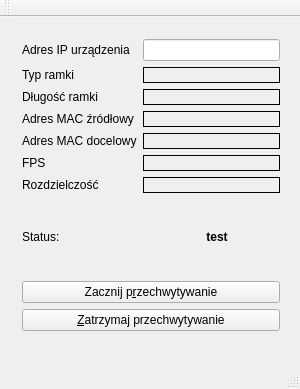
dejff/PD, file mainwindow.ui: the form before one commit.
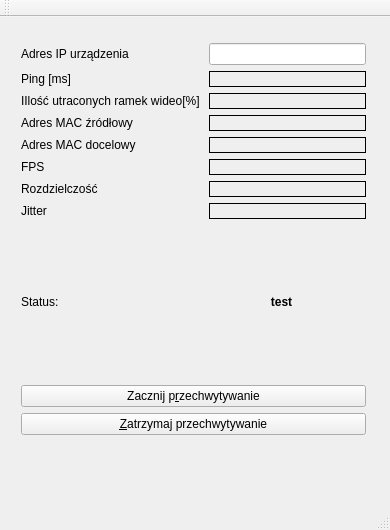
The form after the commit.

Commit message: Ping działa, do sprawdzenia i zronienia VLC, openCV i wysyłanie pakietów, opóźnienia

The edit to the form file:
```diff
--- a/mainwindow.ui
+++ b/mainwindow.ui
@@ -6,24 +6,24 @@
    <rect>
     <x>0</x>
     <y>0</y>
-    <width>300</width>
-    <height>389</height>
+    <width>390</width>
+    <height>530</height>
    </rect>
   </property>
   <property name="windowTitle">
    <string>MainWindow</string>
   </property>
   <widget class="QWidget" name="centralWidget">
-   <widget class="QWidget" name="layoutWidget">
+   <widget class="QWidget" name="">
     <property name="geometry">
      <rect>
-      <x>11</x>
-      <y>11</y>
-      <width>280</width>
-      <height>314</height>
+      <x>10</x>
+      <y>15</y>
+      <width>367</width>
+      <height>414</height>
      </rect>
     </property>
-    <layout class="QVBoxLayout" name="verticalLayout_2">
+    <layout class="QVBoxLayout" name="verticalLayout_3">
      <item>
       <layout class="QFormLayout" name="formLayout">
        <item row="0" column="0">
@@ -36,14 +36,14 @@
        <item row="0" column="1">
         <widget class="QLineEdit" name="ip_addr"/>
        </item>
-       <item row="2" column="0">
+       <item row="1" column="0">
         <widget class="QLabel" name="label_6">
          <property name="text">
-          <string>Typ ramki</string>
+          <string>Ping [ms]</string>
          </property>
         </widget>
        </item>
-       <item row="2" column="1">
+       <item row="1" column="1">
         <widget class="QLabel" name="eth_frame_type">
          <property name="styleSheet">
           <string notr="true">border: 1px solid</string>
@@ -53,14 +53,15 @@
          </property>
         </widget>
        </item>
-       <item row="4" column="0">
+       <item row="2" column="0">
         <widget class="QLabel" name="label_5">
          <property name="text">
-          <string>Długość ramki</string>
+          <string>&lt;html&gt;&lt;head/&gt;&lt;body&gt;&lt;p&gt;IIlość utraconych ramek wideo[%]
+&lt;/p&gt;&lt;/body&gt;&lt;/html&gt;</string>
          </property>
         </widget>
        </item>
-       <item row="4" column="1">
+       <item row="2" column="1">
         <widget class="QLabel" name="eth_frame_len">
          <property name="styleSheet">
           <string notr="true">border: 1px solid</string>
@@ -70,14 +71,14 @@
          </property>
         </widget>
        </item>
-       <item row="6" column="0">
+       <item row="3" column="0">
         <widget class="QLabel" name="label_4">
          <property name="text">
           <string>Adres MAC źródłowy</string>
          </property>
         </widget>
        </item>
-       <item row="6" column="1">
+       <item row="3" column="1">
         <widget class="QLabel" name="mac_src">
          <property name="styleSheet">
           <string notr="true">border: 1px solid</string>
@@ -87,14 +88,14 @@
          </property>
         </widget>
        </item>
-       <item row="8" column="0">
+       <item row="4" column="0">
         <widget class="QLabel" name="label_7">
          <property name="text">
           <string>Adres MAC docelowy</string>
          </property>
         </widget>
        </item>
-       <item row="8" column="1">
+       <item row="4" column="1">
         <widget class="QLabel" name="mac_dest">
          <property name="styleSheet">
           <string notr="true">border: 1px solid</string>
@@ -104,14 +105,14 @@
          </property>
         </widget>
        </item>
-       <item row="10" column="0">
+       <item row="5" column="0">
         <widget class="QLabel" name="label">
          <property name="text">
           <string>FPS</string>
          </property>
         </widget>
        </item>
-       <item row="10" column="1">
+       <item row="5" column="1">
         <widget class="QLabel" name="fps_label">
          <property name="styleSheet">
           <string notr="true">border: 1px solid</string>
@@ -121,14 +122,14 @@
          </property>
         </widget>
        </item>
-       <item row="11" column="0">
+       <item row="6" column="0">
         <widget class="QLabel" name="label_2">
          <property name="text">
           <string>Rozdzielczość</string>
          </property>
         </widget>
        </item>
-       <item row="11" column="1">
+       <item row="6" column="1">
         <widget class="QLabel" name="resolutionLabel">
          <property name="styleSheet">
           <string notr="true">border: 1px solid</string>
@@ -138,6 +139,23 @@
          </property>
         </widget>
        </item>
+       <item row="7" column="0">
+        <widget class="QLabel" name="label_9">
+         <property name="text">
+          <string>Jitter</string>
+         </property>
+        </widget>
+       </item>
+       <item row="7" column="1">
+        <widget class="QLabel" name="jitterLabel">
+         <property name="styleSheet">
+          <string notr="true">border: 1px solid</string>
+         </property>
+         <property name="text">
+          <string/>
+         </property>
+        </widget>
+       </item>
       </layout>
      </item>
      <item>
```
Left out of the diff: 4 changed lines with no effect on the pictures. The commit also changes 6 other files.
